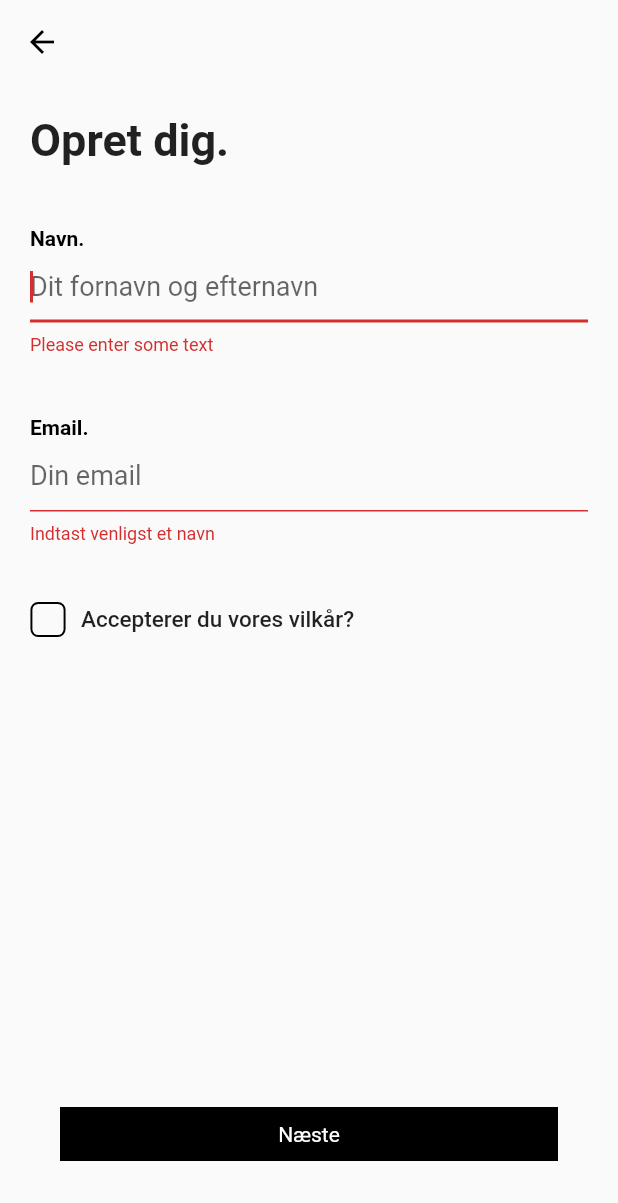
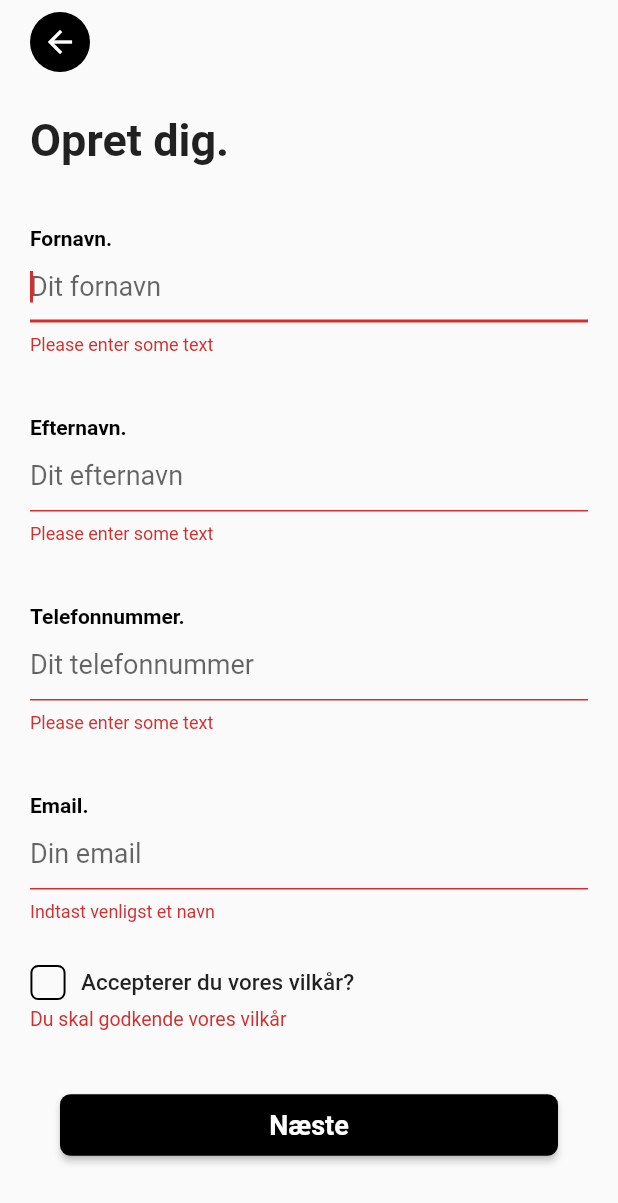
Before and after one commit to devwithhans/verker_prof, a Flutter app: the RegisterScreen screen opened by its route, after a tap on "Næste", on a phone screen of 412 x 824 dp. Shown: the top 1203 px of the screen. Run offline on Flutter 3.47's test engine with Material 2 defaults, Android fonts, the phone set to English and light mode, and no system bars; our stand-ins replace bloc, carousel_slider, equatable, flutter_bloc, flutter_secure_storage, flutter_svg and 3 more; missing offline and left inert: gql, normalize, stream_chat_flutter; accounts and stored records are empty.

Commit message:
Registration with visibility widget insted of array with bloc index

```diff
--- a/lib/blocs/register_bloc/register_event.dart
+++ b/lib/blocs/register_bloc/register_event.dart
@@ -25,6 +25,23 @@ class GoToStep extends RegisterEvent {
 }
 
 class AddValues extends RegisterEvent {
-  RegistrationModel registrationModel;
-  AddValues(this.registrationModel);
+  final bool? termsAcceptet;
+  final String? firstName;
+  final String? lastName;
+  final String? email;
+  final String? password;
+  final String? phone;
+  final String? profileImage;
+  final Address? address;
+
+  const AddValues({
+    this.termsAcceptet,
+    this.firstName,
+    this.lastName,
+    this.email,
+    this.password,
+    this.phone,
+    this.profileImage,
+    this.address,
+  });
 }
--- a/lib/main.dart
+++ b/lib/main.dart
@@ -10,7 +10,6 @@ import 'package:verker_prof/repositories/chatRepo.dart';
 import 'package:flutter_localizations/flutter_localizations.dart';
 import 'package:verker_prof/screens/login_screens/sections.dart/login.dart';
 import 'package:verker_prof/screens/register_screen/register_screen.dart';
-import 'package:verker_prof/screens/register_screen/register_screen_old.dart';
 import 'package:verker_prof/wrapper.dart';
 
 void main() async {
--- a/lib/models/registration.dart
+++ b/lib/models/registration.dart
@@ -1,7 +1,9 @@
 import 'package:verker_prof/models/address.dart';
 
 class RegistrationModel {
-  final String? name;
+  final bool? termsAcceptet;
+  final String? firstName;
+  final String? lastName;
   final String? email;
   final String? password;
   final String? phone;
@@ -9,7 +11,9 @@ class RegistrationModel {
   final Address? address;
 
   const RegistrationModel({
-    this.name,
+    this.termsAcceptet,
+    this.firstName,
+    this.lastName,
     this.email,
     this.password,
     this.phone,
@@ -18,7 +22,9 @@ class RegistrationModel {
   });
 
   RegistrationModel copyWith({
-    String? name,
+    bool? termsAcceptet,
+    String? firstName,
+    String? lastName,
     String? email,
     String? password,
     String? phone,
@@ -27,7 +33,9 @@ class RegistrationModel {
     int? screen,
   }) {
     return RegistrationModel(
-      name: name ?? this.name,
+      termsAcceptet: termsAcceptet ?? this.termsAcceptet,
+      firstName: firstName ?? this.firstName,
+      lastName: lastName ?? this.lastName,
       email: email ?? this.email,
       password: password ?? this.password,
       phone: phone ?? this.phone,
--- a/lib/screens/login_screens/sections.dart/login.dart
+++ b/lib/screens/login_screens/sections.dart/login.dart
@@ -2,7 +2,7 @@ import 'package:flutter/material.dart';
 import 'package:flutter_bloc/flutter_bloc.dart';
 import 'package:verker_prof/blocs/login_bloc/login_bloc.dart';
 import 'package:verker_prof/screens/register_screen/register_screen.dart';
-import 'package:verker_prof/screens/register_screen/register_screen_old.dart';
+
 import 'package:verker_prof/theme/components/standard_input_form.dart';
 import 'package:verker_prof/widgets/buttons.dart';
 
--- a/lib/screens/register_screen/register_screen.dart
+++ b/lib/screens/register_screen/register_screen.dart
@@ -1,41 +1,69 @@
 import 'package:flutter/material.dart';
 import 'package:flutter_bloc/flutter_bloc.dart';
 import 'package:verker_prof/blocs/register_bloc/register_bloc.dart';
+import 'package:verker_prof/screens/register_screen/sections/navigation_buttons.dart';
 import 'package:verker_prof/screens/register_screen/subscreens/formscreen_one.dart';
 import 'package:verker_prof/screens/register_screen/subscreens/formscreen_two.dart';
-import 'package:verker_prof/theme/components/verker_button.dart';
-import 'package:verker_prof/widgets/buttons.dart';
+import 'package:verker_prof/theme/components/standard_input_form.dart';
+import 'package:verker_prof/widgets/components.dart';
 
-class RegisterScreen extends StatelessWidget {
+class RegisterScreen extends StatefulWidget {
   RegisterScreen({Key? key}) : super(key: key);
 
   static String name = "RegisterScreen";
+
+  @override
+  State<RegisterScreen> createState() => _RegisterScreenState();
+}
+
+class _RegisterScreenState extends State<RegisterScreen> {
   final _formKey = GlobalKey<FormState>();
+  int currentStep = 0;
 
   @override
   Widget build(BuildContext context) {
     List<Widget> steps = [
-      FormScreenOne(formKey: _formKey),
-      FormScreenTwo(formKey: _formKey)
+      FormScreenOne(),
+      FormScreenTwo(),
+      CenterText('text'),
+      CenterText('text'),
     ];
+    bool atEnd = currentStep == steps.length - 1;
+    bool atStart = currentStep == 0;
 
-    return BlocProvider<RegisterBloc>(
-      create: (context) => RegisterBloc(),
-      child: Scaffold(
-        appBar: AppBar(),
-        body:
-            BlocBuilder<RegisterBloc, RegisterState>(builder: (context, state) {
-          bool validForm = true;
-          RegisterBloc registerBloc = context.read<RegisterBloc>();
-          bool atStart = state.screen == 0;
-          bool atEnd = state.screen == steps.length - 1;
+    return Scaffold(
+        extendBodyBehindAppBar: true,
 
-          return Padding(
+        // appBar: AppBar(),
+        appBar: AppBar(
+          leadingWidth: 80,
+          leading: IconButton(
+            color: Colors.black,
+            splashRadius: 20,
+            focusColor: Colors.black,
+            splashColor: Colors.black,
+            highlightColor: Colors.black,
+            icon: Container(
+              height: 40,
+              width: 40,
+              decoration: BoxDecoration(
+                  color: Colors.black, borderRadius: BorderRadius.circular(20)),
+              child: const Icon(
+                Icons.arrow_back,
+                color: Colors.white,
+              ),
+            ),
+            onPressed: () {
+              Navigator.pop(context);
+            },
+          ),
+        ),
+        body: Padding(
           padding: const EdgeInsets.all(20.0),
           child: Stack(
             children: [
-                Column(
-                  crossAxisAlignment: CrossAxisAlignment.start,
+              ListView(
+                // crossAxisAlignment: CrossAxisAlignment.start,
                 children: [
                   const Text('Opret dig.',
                       style: TextStyle(
@@ -45,63 +73,40 @@ class RegisterScreen extends StatelessWidget {
                   const SizedBox(
                     height: 20,
                   ),
-                    steps[state.screen],
-                  ],
-                ),
-                Align(
-                  alignment: Alignment.bottomCenter,
-                  child: Padding(
-                    padding: const EdgeInsets.fromLTRB(20, 20, 20, 30),
+                  Form(
+                    key: _formKey,
+                    child: BlocProvider(
+                      create: (context) => RegisterBloc(),
                       child: Column(
-                      mainAxisAlignment: MainAxisAlignment.end,
-                      children: [
-                        atEnd
-                            ? StandardButton(
-                                onPressed: () {},
-                                text: "Sign Up",
-                              )
-                            : SizedBox(),
-                        SizedBox(height: 20),
-                        Row(
-                          children: [
-                            !atStart
-                                ? Expanded(
-                                    child: VerkerButton(
-                                      active: true,
-                                      onPressed: () {
-                                        registerBloc
-                                            .add(GoToStep(state.screen - 1));
-                                      },
-                                      text: 'Tilbage',
-                                    ),
-                                  )
-                                : SizedBox(),
-                            SizedBox(width: !atStart ? 10 : 0),
-                            !atEnd
-                                ? Expanded(
-                                    child: VerkerButton(
-                                      active: validForm,
-                                      onPressed: () {
-                                        if (_formKey.currentState!.validate()) {
-                                          registerBloc
-                                              .add(GoToStep(state.screen + 1));
-                                        }
-                                      },
-                                      text: 'Næste',
-                                    ),
-                                  )
-                                : SizedBox(),
-                          ],
-                        ),
-                      ],
-                    ),
+                          children: steps.map((e) {
+                        return Visibility(
+                          maintainState: false,
+                          visible: currentStep == steps.indexOf(e),
+                          child: e,
+                        );
+                      }).toList()),
                     ),
                   )
                 ],
               ),
-          );
-        }),
+              NavigationButtons(
+                atEnd: atEnd,
+                atStart: atStart,
+                onPrevius: () {
+                  currentStep--;
+
+                  setState(() {});
+                },
+                onNext: () {
+                  if (_formKey.currentState!.validate()) {
+                    currentStep = currentStep + 1;
+                    setState(() {});
+                  }
+                },
+                onSubmit: () {},
+              )
+            ],
           ),
-    );
+        ));
   }
 }
--- /dev/null
+++ b/lib/screens/register_screen/sections/navigation_buttons.dart
@@ -0,0 +1,62 @@
+import 'package:flutter/material.dart';
+import 'package:verker_prof/widgets/buttons.dart';
+
+class NavigationButtons extends StatelessWidget {
+  const NavigationButtons({
+    Key? key,
+    required this.atEnd,
+    required this.atStart,
+    required this.onNext,
+    required this.onPrevius,
+    required this.onSubmit,
+  }) : super(key: key);
+
+  final bool atEnd;
+  final bool atStart;
+  final void Function() onNext;
+  final void Function() onPrevius;
+  final void Function() onSubmit;
+
+  @override
+  Widget build(BuildContext context) {
+    return Align(
+      alignment: Alignment.bottomCenter,
+      child: Padding(
+        padding: const EdgeInsets.fromLTRB(20, 20, 20, 30),
+        child: Column(
+          mainAxisAlignment: MainAxisAlignment.end,
+          children: [
+            atEnd
+                ? StandardButton(
+                    onPressed: onSubmit,
+                    text: "Sign Up",
+                  )
+                : SizedBox(),
+            SizedBox(height: 20),
+            Row(
+              children: [
+                !atStart
+                    ? Expanded(
+                        child: StandardButton(
+                          onPressed: onPrevius,
+                          text: 'Tilbage',
+                        ),
+                      )
+                    : SizedBox(),
+                SizedBox(width: !atStart ? 10 : 0),
+                !atEnd
+                    ? Expanded(
+                        child: StandardButton(
+                          onPressed: onNext,
+                          text: 'Næste',
+                        ),
+                      )
+                    : SizedBox(),
+              ],
+            ),
+          ],
+        ),
+      ),
+    );
+  }
+}
--- a/lib/screens/register_screen/subscreens/formscreen_one.dart
+++ b/lib/screens/register_screen/subscreens/formscreen_one.dart
@@ -5,25 +5,19 @@ import 'package:verker_prof/theme/components/standard_input_form.dart';
 import 'package:verker_prof/widgets/input.dart';
 
 class FormScreenOne extends StatelessWidget {
-  const FormScreenOne({Key? key, required this.formKey}) : super(key: key);
+  FormScreenOne({Key? key}) : super(key: key);
 
-  final formKey;
-
-  @override
-  Widget build(BuildContext context) {
   bool showComplianceError = false;
 
   bool termsAccept = false;
-
-    return Form(
-        key: formKey,
-        child: BlocBuilder<RegisterBloc, RegisterState>(
+  @override
+  Widget build(BuildContext context) {
+    return BlocBuilder<RegisterBloc, RegisterState>(
       builder: (context, state) {
-            RegisterBloc registerBloc = context.read<RegisterBloc>();
         return Column(
           children: [
             StandardInputForm(
-                  initialValue: state.registrationModel.name ?? '',
+              initialValue: state.registrationModel.firstName ?? '',
               validator: (value) {
                 if (value == null || value.isEmpty) {
                   return 'Please enter some text';
@@ -32,17 +26,52 @@ class FormScreenOne extends StatelessWidget {
               },
               textCapitalization: TextCapitalization.words,
               onChanged: (v) {
-                    registerBloc.add(
-                        AddValues(state.registrationModel.copyWith(name: v)));
+                context.read<RegisterBloc>().add(
+                      AddValues(firstName: v),
+                    );
               },
-                  title: 'Navn.',
-                  hintText: 'Dit fornavn og efternavn',
+              title: 'Fornavn.',
+              hintText: 'Dit fornavn',
+            ),
+            StandardInputForm(
+              initialValue: state.registrationModel.lastName ?? '',
+              validator: (value) {
+                if (value == null || value.isEmpty) {
+                  return 'Please enter some text';
+                }
+                return null;
+              },
+              textCapitalization: TextCapitalization.words,
+              onChanged: (v) {
+                context.read<RegisterBloc>().add(
+                      AddValues(lastName: v),
+                    );
+              },
+              title: 'Efternavn.',
+              hintText: 'Dit efternavn',
+            ),
+            StandardInputForm(
+              keyboardType: TextInputType.phone,
+              initialValue: state.registrationModel.phone ?? '',
+              validator: (value) {
+                if (value == null || value.isEmpty) {
+                  return 'Please enter some text';
+                }
+                return null;
+              },
+              textCapitalization: TextCapitalization.words,
+              onChanged: (v) {
+                context.read<RegisterBloc>().add(
+                      AddValues(phone: v),
+                    );
+              },
+              title: 'Telefonnummer.',
+              hintText: 'Dit telefonnummer',
             ),
             StandardInputForm(
               initialValue: state.registrationModel.email ?? '',
               onChanged: (v) {
-                    registerBloc.add(
-                        AddValues(state.registrationModel.copyWith(email: v)));
+                context.read<RegisterBloc>().add(AddValues(email: v));
               },
               validator: (value) {
                 if (value == null || value.isEmpty) {
@@ -63,18 +92,25 @@ class FormScreenOne extends StatelessWidget {
             //   height: 20,
             // ),
             Compliance(
+              validator: (v) {
+                if (v != null && !v) {
+                  print('not validated');
+                  return 'Du skal godkende vores vilkår';
+                }
+              },
               showError: showComplianceError,
               errorText: 'Du skal godkende vores vilkår',
-                  value: termsAccept,
+              initialValue: state.registrationModel.termsAcceptet ?? false,
               text: 'Accepterer du vores vilkår?',
-                  onChange: () {
-                    termsAccept = !termsAccept;
-                    // setState(() {});
+              onChange: (v) {
+                context.read<RegisterBloc>().add(
+                      AddValues(termsAcceptet: v),
+                    );
               },
             )
           ],
         );
       },
-        ));
+    );
   }
 }
--- a/lib/screens/welcome_screen/welcome_screen.dart
+++ b/lib/screens/welcome_screen/welcome_screen.dart
@@ -1,6 +1,5 @@
 import 'package:flutter/material.dart';
 import 'package:verker_prof/screens/register_screen/register_screen.dart';
-import 'package:verker_prof/screens/register_screen/register_screen_old.dart';
 import 'package:verker_prof/widgets/buttons.dart';
 
 class WelcomeScreen extends StatelessWidget {
--- a/lib/widgets/input.dart
+++ b/lib/widgets/input.dart
@@ -1,28 +1,53 @@
 import 'package:flutter/material.dart';
 
-class Compliance extends StatelessWidget {
-  final bool value;
-  Function() onChange;
+class Compliance extends StatefulWidget {
+  final bool initialValue;
+  final Function(bool v) onChange;
+  final String? Function(bool? v) validator;
   final String text;
-  String errorText;
-  bool showError;
+  final String errorText;
+  final bool showError;
 
   Compliance({
+    required this.validator,
     this.errorText = '',
-    this.value = false,
+    this.initialValue = false,
     required this.onChange,
     this.text = '',
     this.showError = false,
   });
 
+  @override
+  State<Compliance> createState() => _ComplianceState();
+}
+
+class _ComplianceState extends State<Compliance> {
+  late bool termsAccept;
+
+  @override
+  void initState() {
+    // TODO: implement initState
+    super.initState();
+    termsAccept = widget.initialValue;
+  }
+
   void _onChange(v) {
-    onChange();
+    widget.onChange(v);
   }
 
   @override
   Widget build(BuildContext context) {
-    return GestureDetector(
-      onTap: onChange,
+    return FormField<bool>(
+      initialValue: termsAccept,
+      validator: widget.validator,
+      builder: (state) => GestureDetector(
+        onTap: () {
+          termsAccept = !termsAccept;
+
+          state.setValue(termsAccept);
+          _onChange(termsAccept);
+          setState(() {});
+        },
         child: Container(
           color: Colors.transparent,
           width: double.infinity,
@@ -41,14 +66,19 @@ class Compliance extends StatelessWidget {
                       child: Checkbox(
                         activeColor: Colors.black,
                         side: BorderSide(width: 1),
-                      value: value,
+                        value: termsAccept,
                         splashRadius: 0,
                         shape: RoundedRectangleBorder(
                           borderRadius: BorderRadius.all(
                             Radius.circular(4),
                           ),
                         ),
-                      onChanged: _onChange,
+                        onChanged: (v) {
+                          termsAccept = !termsAccept;
+                          state.setValue(termsAccept);
+                          _onChange(termsAccept);
+                          setState(() {});
+                        },
                       ),
                     ),
                   ),
@@ -56,17 +86,17 @@ class Compliance extends StatelessWidget {
                     width: 10,
                   ),
                   Text(
-                  text,
+                    widget.text,
                     style: TextStyle(fontSize: 15, fontWeight: FontWeight.w500),
                   ),
                 ],
               ),
               Visibility(
-              visible: showError,
+                visible: state.hasError,
                 child: Padding(
                   padding: const EdgeInsets.only(top: 5),
                   child: Text(
-                  errorText,
+                    state.errorText ?? '',
                     style: TextStyle(color: Colors.red.shade700, fontSize: 13),
                   ),
                 ),
@@ -74,6 +104,7 @@ class Compliance extends StatelessWidget {
             ],
           ),
         ),
+      ),
     );
   }
 }
```
Also changed, not shown: lib/blocs/register_bloc/register_bloc.dart (+13 -5 lines), lib/screens/register_screen/register_screen_old.dart (deleted, +0 -210 lines), lib/screens/register_screen/subscreens/formscreen_two.dart (+30 -56 lines). Lines whose indentation alone changed are shown as unchanged.
